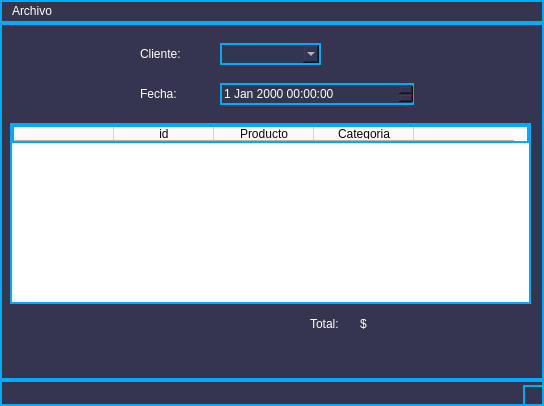
joanmera/Gameverse_Interface, file views/compras.ui: the form before one commit.
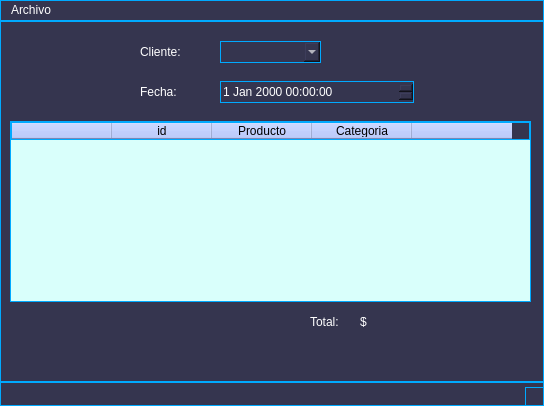
The form after the commit.

Patch:
```diff
--- a/views/compras.ui
+++ b/views/compras.ui
@@ -15,7 +15,7 @@
   </property>
   <property name="styleSheet">
    <string notr="true">background-color: rgb(53, 53, 79);
-border: 2px solid #00aaff; /* Contorno neon azul */
+border: 1px solid #00aaff; /* Contorno neon azul */
 color: rgb(255, 255, 255);</string>
   </property>
   <widget class="QWidget" name="centralwidget">
@@ -29,8 +29,25 @@
      </rect>
     </property>
     <property name="styleSheet">
-     <string notr="true">background-color: rgb(255, 255, 255);
-color: rgb(7, 7, 7);</string>
+     <string notr="true">QTableWidget {
+	color: rgb(201, 255, 252);
+    background-color: #d9fffb;; /* Fondo de la tabla (celeste muy tenue) */
+}
+
+QTableWidget QHeaderView:section {
+    background-color: #a9bdff ; /* Fondo del encabezado de la columna (celeste muy tenue) */
+    color: black; /* Color del texto del encabezado de la columna (negro) */
+}
+
+QTableWidget::item {
+    padding: 5px; /* Espaciado interno de las celdas */ 
+	color: black;
+}
+
+QTableWidget::item:selected {
+    background-color: #d1d1d1; /* Fondo de la celda seleccionada (celeste muy tenue) */
+    color: black; /* Color del texto de la celda seleccionada */
+}</string>
     </property>
     <column>
      <property name="text">
@@ -157,7 +174,7 @@
      <x>0</x>
      <y>0</y>
      <width>544</width>
-     <height>25</height>
+     <height>23</height>
     </rect>
    </property>
    <widget class="QMenu" name="menuArchivo">
```
